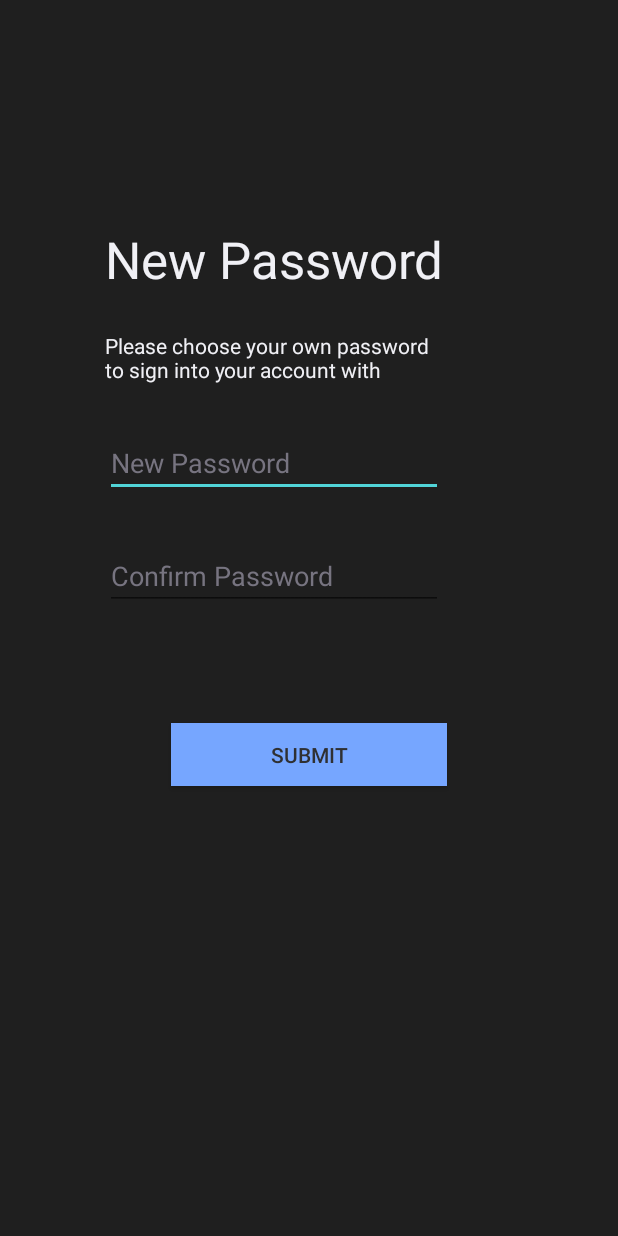
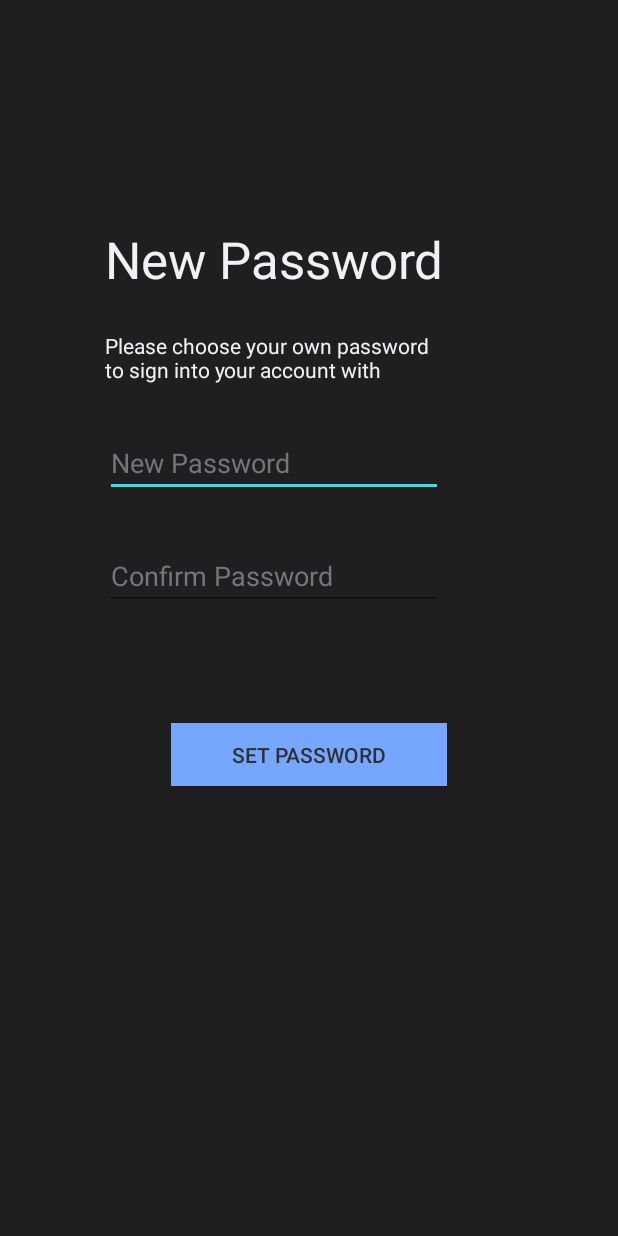
Before and after one commit to yashgharat/EMA_App, an Android app: the newPassword screen opened directly, with no data from a screen before it, on a phone screen of 412 x 824 dp. Run offline under Robolectric (Android 15) with nearby library versions, the phone set to English and light mode, and no system bars; libraries missing offline, so code that uses them is left out: com.amazonaws.mobileconnectors, com.amazonaws.regions; 1 statement that could not run was skipped.

Commit message:
change Pass

```diff
--- a/app/src/main/java/com/example/ema_diary/CognitoSettings.java
+++ b/app/src/main/java/com/example/ema_diary/CognitoSettings.java
@@ -3,6 +3,7 @@ package com.example.ema_diary;
 import android.content.Context;
 
 import com.amazonaws.mobileconnectors.cognitoidentityprovider.CognitoDevice;
+import com.amazonaws.mobileconnectors.cognitoidentityprovider.CognitoUser;
 import com.amazonaws.mobileconnectors.cognitoidentityprovider.CognitoUserDetails;
 import com.amazonaws.mobileconnectors.cognitoidentityprovider.CognitoUserPool;
 import com.amazonaws.mobileconnectors.cognitoidentityprovider.CognitoUserSession;
@@ -14,6 +15,7 @@ public class CognitoSettings {
     private String clientSecret = "143c0dti692kj0r405bhv8l97eq0lc4su4ueejapjv1fuo11kpte";
     private Regions cognitoRegion = Regions.US_EAST_1;
     private CognitoDevice thisDevice = null;
+    private CognitoUser user = null;
 
     private static CognitoUserSession currSession;
     private static CognitoUserDetails userDetails;
@@ -60,4 +62,11 @@ public class CognitoSettings {
         return new CognitoUserPool(context, userPoolId, clientId, clientSecret, cognitoRegion);
     }
 
+    public CognitoUser getUser() {
+        return user;
+    }
+
+    public void setUser(CognitoUser user) {
+        this.user = user;
+    }
 }
--- a/app/src/main/java/com/example/ema_diary/newPassword.java
+++ b/app/src/main/java/com/example/ema_diary/newPassword.java
@@ -1,14 +1,54 @@
 package com.example.ema_diary;
 
+import android.content.Intent;
 import android.os.Bundle;
+import android.view.View;
+import android.widget.Button;
+import android.widget.EditText;
 
 import androidx.appcompat.app.AppCompatActivity;
 
+import com.amazonaws.mobileconnectors.cognitoidentityprovider.handlers.GenericHandler;
+
 public class newPassword extends AppCompatActivity {
+
+    private CognitoSettings cognitoSettings;
 
     @Override
     protected void onCreate(Bundle savedInstanceState) {
         super.onCreate(savedInstanceState);
         setContentView(R.layout.activity_new_password);
+
+        cognitoSettings = new CognitoSettings(newPassword.this);
+        Bundle extras = getIntent().getExtras();
+        String oldPass = extras.getString("oldPass");
+
+        Button btnSet = findViewById(R.id.btnSetPass);
+
+        EditText txtPassUno = findViewById(R.id.newPassUno);
+        EditText txtPassDos = findViewById(R.id.newPassDos);
+
+
+        btnSet.setOnClickListener(new View.OnClickListener() {
+            @Override
+            public void onClick(View v) {
+                if(txtPassDos.getText().toString().equals(txtPassUno.getText().toString())){
+                    cognitoSettings.getUser().changePasswordInBackground(oldPass, txtPassDos.getText().toString(), new GenericHandler() {
+                        @Override
+                        public void onSuccess() {
+                            Intent i = new Intent(newPassword.this, createPinActivity.class);
+                            startActivity(i);
+                        }
+
+                        @Override
+                        public void onFailure(Exception exception) {
+
+                        }
+                    });
+                }
+            }
+        });
+
+
     }
 }
--- a/app/src/main/res/layout/activity_new_password.xml
+++ b/app/src/main/res/layout/activity_new_password.xml
@@ -36,6 +36,7 @@
         android:layout_height="wrap_content"
         android:textColor="@color/darkProminent"
         android:textColorHint="@color/normal"
+        android:inputType="textPassword"
         android:hint="New Password"
         android:layout_marginTop="30dp"
         android:layout_marginStart="70dp"
@@ -49,6 +50,7 @@
         android:textColor="@color/darkProminent"
         android:textColorHint="@color/normal"
         android:hint="Confirm Password"
+        android:inputType="textPassword"
         android:layout_marginTop="30dp"
         android:layout_marginStart="70dp"
         app:layout_constraintTop_toBottomOf="@id/newPassUno"
@@ -59,7 +61,7 @@
         android:layout_width="184dp"
         android:layout_height="42dp"
         android:layout_marginTop="75dp"
-        android:text="@string/submit"
+        android:text="Set Password"
         android:background="@color/primary"
         android:textColor="@color/darkForeground"
         app:layout_constraintLeft_toLeftOf="parent"
--- a/app/src/main/res/values/styles.xml
+++ b/app/src/main/res/values/styles.xml
@@ -15,8 +15,8 @@
     <style name="AppTheme.PopupOverlay" parent="ThemeOverlay.AppCompat.Light" />
 
     <style name="AlertDialogStyle" parent="Theme.AppCompat.Light.Dialog">
-        <item name="android:background">@color/background</item>
-        <item name="android:textColor">@color/darkProminent</item>
+        <item name="android:background">@color/darkBackground</item>
+        <item name="android:textColor">@color/primaryDark</item>
         <item name="android:textColorPrimary">@color/darkProminent</item>
     </style>
 
```
Also changed, not shown: app/src/main/java/com/example/ema_diary/AuthenticationActivity.java (+24 -23 lines), app/src/main/java/com/example/ema_diary/MainActivity.java (+10 -2 lines).
